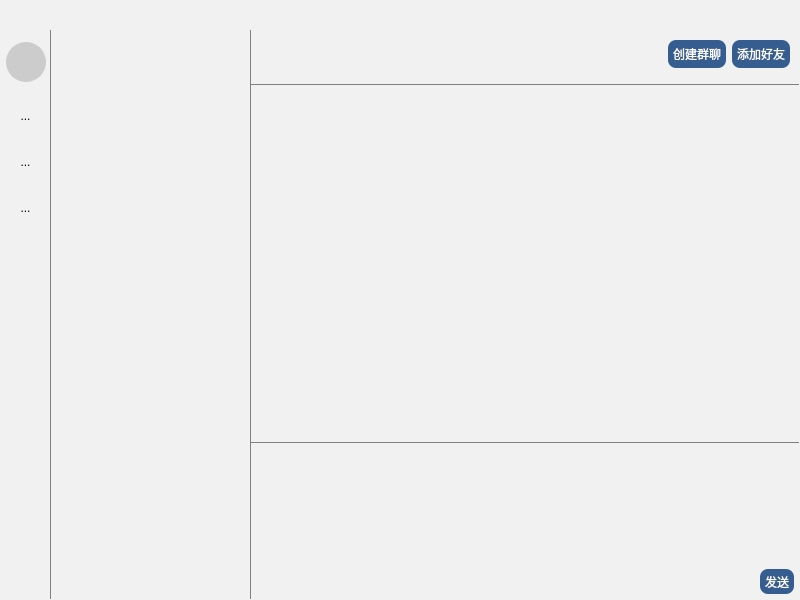
First picture: the form in AllChatClient/mainwindow.ui, repository siju-m/AllChat, before the edit.
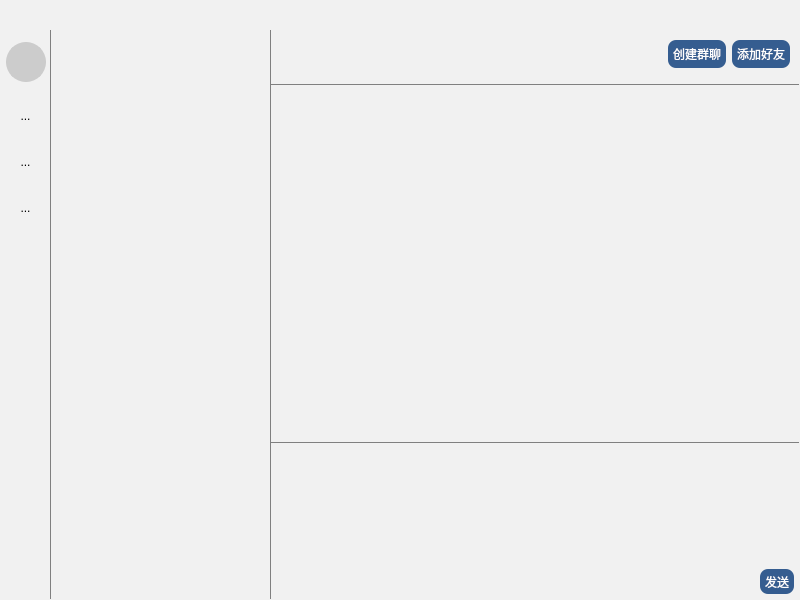
Second picture: the form after the edit. Icons and pictures are not drawn. Custom widgets are drawn as their Qt base class.

```diff
--- a/AllChatClient/mainwindow.ui
+++ b/AllChatClient/mainwindow.ui
@@ -405,13 +405,13 @@
        <widget class="QStackedWidget" name="stackedList">
         <property name="minimumSize">
          <size>
-          <width>200</width>
+          <width>220</width>
           <height>0</height>
          </size>
         </property>
         <property name="maximumSize">
          <size>
-          <width>200</width>
+          <width>220</width>
           <height>16777215</height>
          </size>
         </property>
@@ -573,6 +573,22 @@
                </size>
               </property>
               <layout class="QHBoxLayout" name="horizontalLayout">
+               <item>
+                <spacer name="horizontalSpacer_4">
+                 <property name="orientation">
+                  <enum>Qt::Horizontal</enum>
+                 </property>
+                 <property name="sizeType">
+                  <enum>QSizePolicy::Fixed</enum>
+                 </property>
+                 <property name="sizeHint" stdset="0">
+                  <size>
+                   <width>8</width>
+                   <height>20</height>
+                  </size>
+                 </property>
+                </spacer>
+               </item>
                <item>
                 <widget class="QLabel" name="chatPartner">
                  <property name="text">
```
